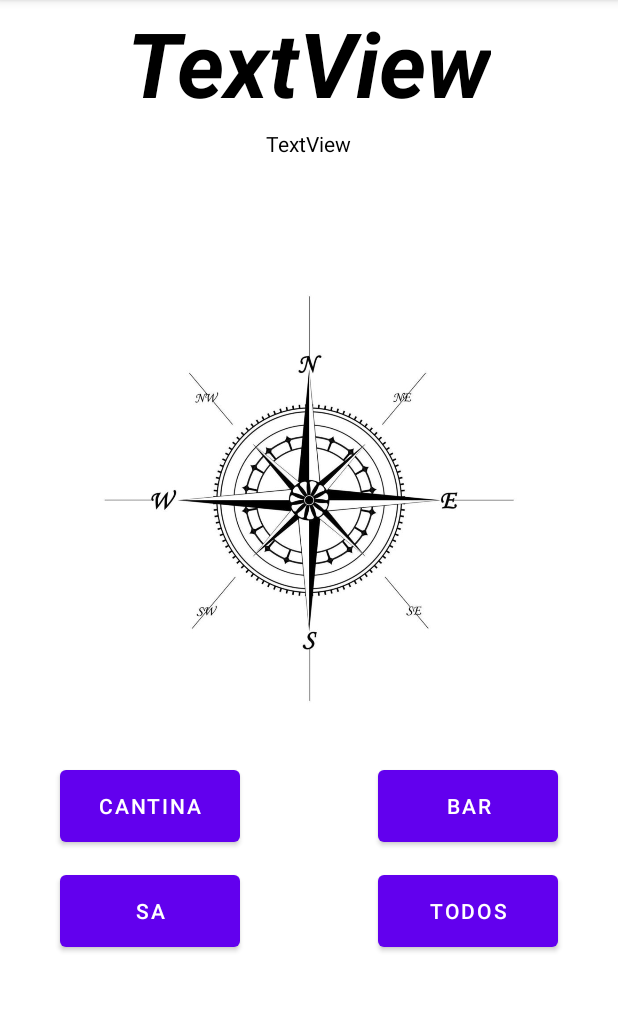
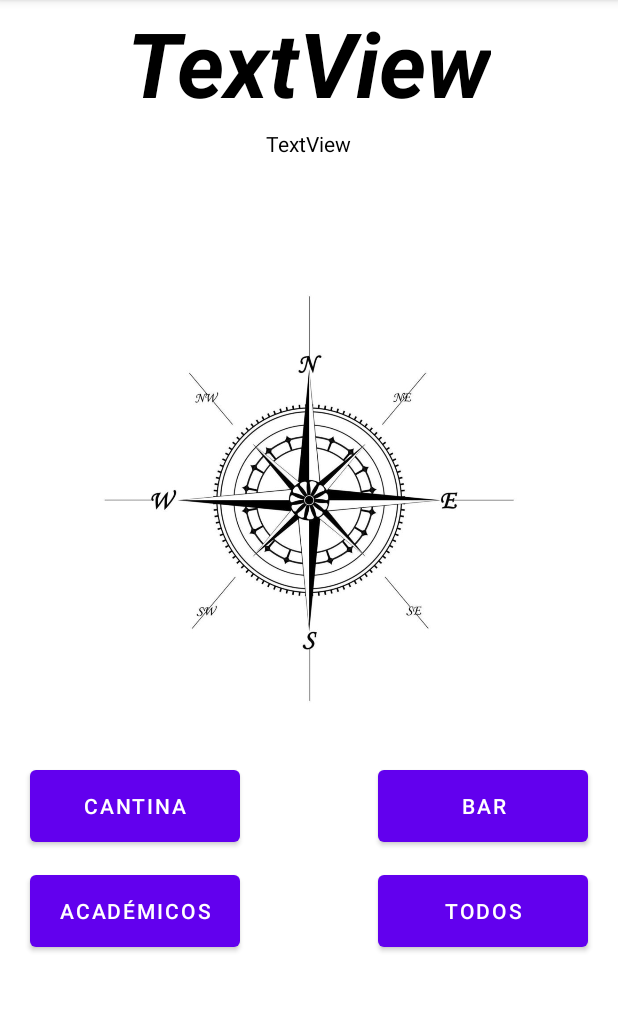
Before and after one commit to gasparespinheira/FindESTG, an Android app: the NavegarBussolaEntradaESTG screen opened directly, with no data from a screen before it, on a phone screen of 412 x 824 dp, the part 84-1096 px from its top. Run offline under Robolectric (Android 15) with nearby library versions, the phone set to English and light mode, and no system bars; 4 statements that could not run were skipped.

Commit message:
Bussola da Entrada Principal a funcionar

```diff
--- a/app/src/main/java/ipvc/estg/findestg/NavegarBussolaEntradaESTG.kt
+++ b/app/src/main/java/ipvc/estg/findestg/NavegarBussolaEntradaESTG.kt
@@ -36,7 +36,11 @@ class NavegarBussolaEntradaESTG : AppCompatActivity() {
     private var angulosDeOrientacao = FloatArray(3)
     private var matrixDeRotacao = FloatArray(9)
 
+
+    private lateinit var button_cantina: Button
     private lateinit var button_bar: Button
+    private lateinit var button_academicos: Button
+    private lateinit var button_todos: Button
 
 
 
@@ -46,10 +50,38 @@ class NavegarBussolaEntradaESTG : AppCompatActivity() {
 
         var imageView: ImageView = findViewById(R.id.imageView)
 
+        // -- CANTINA
+
+        button_cantina = findViewById(R.id.button_cantina)
+        button_cantina.setOnClickListener {
+            imageView.setImageResource(R.drawable.bussola_cantina_principal)
+        }
+
+
+        // -- BAR
         button_bar = findViewById(R.id.button_bar)
         button_bar.setOnClickListener {
-            imageView.setImageResource(R.drawable.bussola_bar)
+            imageView.setImageResource(R.drawable.bussola_bar_principal)
         }
+
+
+        // -- ACADEMICOS
+
+        button_academicos = findViewById(R.id.button_sa)
+        button_academicos.setOnClickListener {
+            imageView.setImageResource(R.drawable.bussola_academicos_principal)
+        }
+
+
+        // -- TODOS
+
+        button_todos = findViewById(R.id.button_all)
+        button_todos.setOnClickListener {
+            imageView.setImageResource(R.drawable.bussola_todos_principal)
+        }
+
+
+
 
 
         sensorManager = getSystemService(Context.SENSOR_SERVICE) as SensorManager
@@ -152,10 +184,4 @@ class NavegarBussolaEntradaESTG : AppCompatActivity() {
         }
     }
 
-    fun bar(view: View) {
-
-        var imageView: ImageView = findViewById(R.id.imageView_bar)
-
-    }
-
 }
--- a/app/src/main/res/layout/activity_navegar_bussola_entrada_estg.xml
+++ b/app/src/main/res/layout/activity_navegar_bussola_entrada_estg.xml
@@ -33,18 +33,6 @@
         android:layout_below="@id/textView"
         android:layout_centerHorizontal="true"/>
 
-    <ImageView
-        android:id="@+id/imageView_bar"
-        android:layout_width="wrap_content"
-        android:layout_height="290dp"
-        app:layout_constraintBottom_toBottomOf="parent"
-        app:layout_constraintEnd_toEndOf="parent"
-        app:layout_constraintStart_toStartOf="parent"
-        app:layout_constraintTop_toBottomOf="@+id/textView2"
-        android:layout_marginTop="82dp"
-        app:srcCompat="@drawable/bussola_bar"
-        android:layout_below="@id/textView2"
-        android:elevation="1dp" />
 
     <ImageView
         android:id="@+id/imageView"
@@ -61,50 +49,53 @@
 
     <Button
         android:id="@+id/button_cantina"
-        android:layout_width="120dp"
+        android:layout_width="140dp"
         android:layout_height="60dp"
         android:layout_below="@id/imageView"
         android:layout_alignParentLeft="true"
         android:layout_centerInParent="true"
-        android:layout_marginLeft="40dp"
+        android:layout_marginLeft="20dp"
         android:layout_marginTop="30dp"
+        android:onClick="button_cantina"
         android:text="Cantina"
         tools:ignore="MissingConstraints" />
 
     <Button
         android:id="@+id/button_bar"
-        android:layout_width="120dp"
+        android:layout_width="140dp"
         android:layout_height="60dp"
         android:layout_below="@id/imageView"
         android:layout_alignParentRight="true"
         android:layout_centerInParent="true"
         android:layout_marginTop="30dp"
-        android:layout_marginRight="40dp"
+        android:layout_marginRight="20dp"
         android:onClick="button_bar"
         android:text="Bar"
         tools:ignore="MissingConstraints" />
 
     <Button
         android:id="@+id/button_sa"
-        android:layout_width="120dp"
+        android:layout_width="140dp"
         android:layout_height="60dp"
         android:layout_below="@id/button_cantina"
         android:layout_alignParentLeft="true"
         android:layout_centerInParent="true"
+        android:layout_marginLeft="20dp"
         android:layout_marginTop="10dp"
-        android:text="SA"
+        android:text="Académicos"
         tools:ignore="MissingConstraints"
-        android:layout_marginLeft="40dp"/>
+        android:onClick="button_academicos"/>
 
     <Button
         android:id="@+id/button_all"
-        android:layout_width="120dp"
+        android:layout_width="140dp"
         android:layout_height="60dp"
         android:layout_below="@id/button_bar"
         android:layout_alignParentRight="true"
         android:layout_marginTop="10dp"
         android:text="Todos"
         tools:ignore="MissingConstraints"
-        android:layout_marginRight="40dp"/>
+        android:layout_marginRight="20dp"
+        android:onClick="button_todos"/>
 
 </RelativeLayout>
```
Also changed, not shown: app/src/main/res/drawable/bussola_academicos_principal.jpg (added), app/src/main/res/drawable/bussola_bar.jpg (deleted), app/src/main/res/drawable/bussola_bar_principal.jpg (added), app/src/main/res/drawable/bussola_cantina_principal.jpg (added), app/src/main/res/drawable/bussola_todos_principal.jpg (added).
